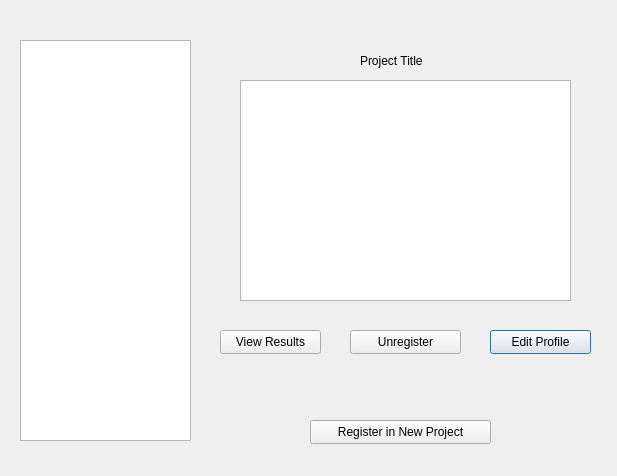
This is studentmanageprojectview.ui in abhinavthukral28/stuPID as Qt 5 draws it before an edit. The edited form follows.
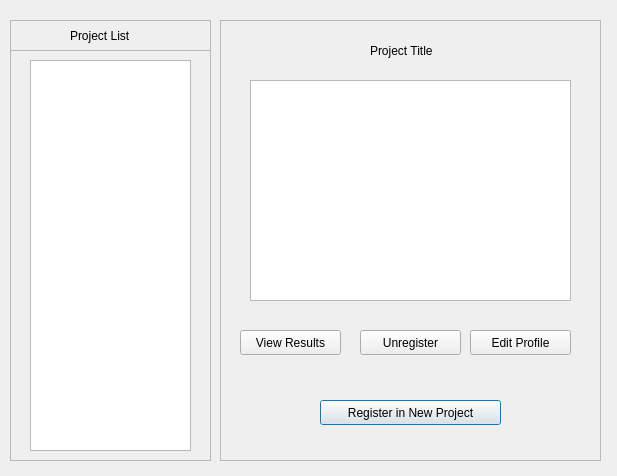
This is the edited form.

Patch:
```diff
--- a/studentmanageprojectview.ui
+++ b/studentmanageprojectview.ui
@@ -16,75 +16,23 @@
   <widget class="QListWidget" name="listWidget">
    <property name="geometry">
     <rect>
-     <x>20</x>
-     <y>40</y>
-     <width>171</width>
-     <height>401</height>
+     <x>30</x>
+     <y>60</y>
+     <width>161</width>
+     <height>391</height>
     </rect>
    </property>
   </widget>
-  <widget class="QPushButton" name="editProfile">
-   <property name="geometry">
-    <rect>
-     <x>490</x>
-     <y>330</y>
-     <width>101</width>
-     <height>24</height>
-    </rect>
-   </property>
-   <property name="text">
-    <string>Edit Profile</string>
-   </property>
-  </widget>
-  <widget class="QPushButton" name="viewResults">
-   <property name="geometry">
-    <rect>
-     <x>220</x>
-     <y>330</y>
-     <width>101</width>
-     <height>24</height>
-    </rect>
-   </property>
-   <property name="text">
-    <string>View Results</string>
-   </property>
-  </widget>
-  <widget class="QPushButton" name="dropProject">
-   <property name="geometry">
-    <rect>
-     <x>350</x>
-     <y>330</y>
-     <width>111</width>
-     <height>24</height>
-    </rect>
-   </property>
-   <property name="text">
-    <string>Unregister</string>
-   </property>
-  </widget>
   <widget class="QTextBrowser" name="descriptionView">
    <property name="geometry">
     <rect>
-     <x>240</x>
+     <x>250</x>
      <y>80</y>
-     <width>331</width>
+     <width>321</width>
      <height>221</height>
     </rect>
    </property>
   </widget>
-  <widget class="QLabel" name="ProjectTitle">
-   <property name="geometry">
-    <rect>
-     <x>360</x>
-     <y>50</y>
-     <width>91</width>
-     <height>21</height>
-    </rect>
-   </property>
-   <property name="text">
-    <string>Project Title</string>
-   </property>
-  </widget>
   <widget class="QLabel" name="Description">
    <property name="geometry">
     <rect>
@@ -98,19 +46,141 @@
     <string/>
    </property>
   </widget>
-  <widget class="QPushButton" name="RegisterNewProject">
+  <widget class="QFrame" name="frame">
    <property name="geometry">
     <rect>
-     <x>310</x>
-     <y>420</y>
-     <width>181</width>
-     <height>24</height>
+     <x>10</x>
+     <y>20</y>
+     <width>201</width>
+     <height>441</height>
     </rect>
    </property>
-   <property name="text">
-    <string>Register in New Project</string>
+   <property name="frameShape">
+    <enum>QFrame::StyledPanel</enum>
    </property>
+   <property name="frameShadow">
+    <enum>QFrame::Raised</enum>
+   </property>
+   <widget class="QFrame" name="frame_3">
+    <property name="geometry">
+     <rect>
+      <x>0</x>
+      <y>0</y>
+      <width>211</width>
+      <height>31</height>
+     </rect>
+    </property>
+    <property name="frameShape">
+     <enum>QFrame::StyledPanel</enum>
+    </property>
+    <property name="frameShadow">
+     <enum>QFrame::Raised</enum>
+    </property>
+    <widget class="QLabel" name="label">
+     <property name="geometry">
+      <rect>
+       <x>60</x>
+       <y>0</y>
+       <width>91</width>
+       <height>31</height>
+      </rect>
+     </property>
+     <property name="text">
+      <string>Project List</string>
+     </property>
+    </widget>
+   </widget>
   </widget>
+  <widget class="QFrame" name="frame_2">
+   <property name="geometry">
+    <rect>
+     <x>220</x>
+     <y>20</y>
+     <width>381</width>
+     <height>441</height>
+    </rect>
+   </property>
+   <property name="frameShape">
+    <enum>QFrame::StyledPanel</enum>
+   </property>
+   <property name="frameShadow">
+    <enum>QFrame::Raised</enum>
+   </property>
+   <widget class="QLabel" name="ProjectTitle">
+    <property name="geometry">
+     <rect>
+      <x>150</x>
+      <y>20</y>
+      <width>91</width>
+      <height>21</height>
+     </rect>
+    </property>
+    <property name="text">
+     <string>Project Title</string>
+    </property>
+   </widget>
+   <widget class="QPushButton" name="RegisterNewProject">
+    <property name="geometry">
+     <rect>
+      <x>100</x>
+      <y>380</y>
+      <width>181</width>
+      <height>25</height>
+     </rect>
+    </property>
+    <property name="text">
+     <string>Register in New Project</string>
+    </property>
+   </widget>
+   <widget class="QPushButton" name="dropProject">
+    <property name="geometry">
+     <rect>
+      <x>140</x>
+      <y>310</y>
+      <width>101</width>
+      <height>25</height>
+     </rect>
+    </property>
+    <property name="text">
+     <string>Unregister</string>
+    </property>
+   </widget>
+   <widget class="QPushButton" name="viewResults">
+    <property name="geometry">
+     <rect>
+      <x>20</x>
+      <y>310</y>
+      <width>101</width>
+      <height>25</height>
+     </rect>
+    </property>
+    <property name="text">
+     <string>View Results</string>
+    </property>
+   </widget>
+   <widget class="QPushButton" name="editProfile">
+    <property name="geometry">
+     <rect>
+      <x>250</x>
+      <y>310</y>
+      <width>101</width>
+      <height>25</height>
+     </rect>
+    </property>
+    <property name="text">
+     <string>Edit Profile</string>
+    </property>
+   </widget>
+   <zorder>ProjectTitle</zorder>
+   <zorder>descriptionView</zorder>
+   <zorder>RegisterNewProject</zorder>
+   <zorder>RegisterNewProject</zorder>
+   <zorder>dropProject</zorder>
+   <zorder>viewResults</zorder>
+   <zorder>editProfile</zorder>
+  </widget>
+  <zorder>frame_2</zorder>
+  <zorder>frame</zorder>
   <zorder>listWidget</zorder>
   <zorder>editProfile</zorder>
   <zorder>dropProject</zorder>
```
Left out of the diff: 5 changed lines with no effect on the pictures.
